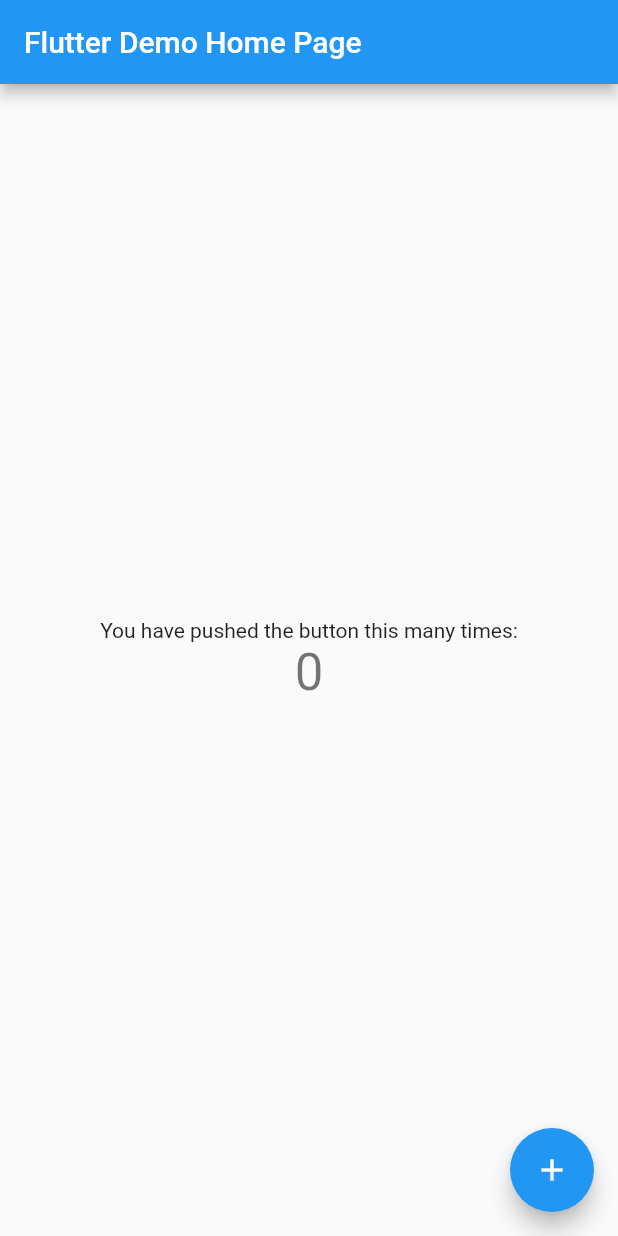
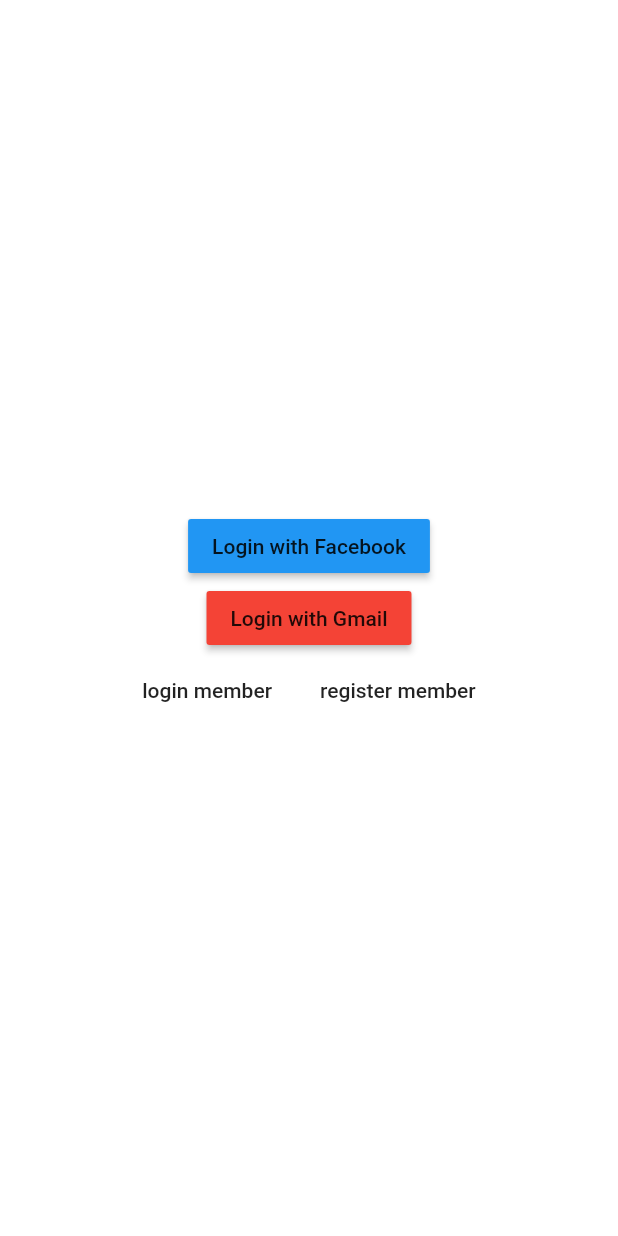
Before and after one commit to SaharatPr/likepussy, a Flutter app: the screen it shows after launch, on a phone screen of 412 x 824 dp. Run offline on Flutter 3.47's test engine with Material 2 defaults, Android fonts, the phone set to English and light mode, and no system bars.

Commit message:
Update page home, register

```diff
--- /dev/null
+++ b/lib/Page/home.dart
@@ -0,0 +1,57 @@
+import 'package:flutter/cupertino.dart';
+import 'package:flutter/services.dart';
+import 'package:flutter/material.dart';
+class HomePage extends StatelessWidget{
+@override
+
+  Widget build(BuildContext context) {
+    // SystemChrome.setEnabledSystemUIOverlays(SystemUiOverlay.values);
+    // TODO: implement build
+    return SafeArea(
+
+      child: Container(
+        color: Colors.white,
+        child: Row(
+          mainAxisAlignment: MainAxisAlignment.center,
+          children: <Widget>[
+            Column(
+              mainAxisAlignment: MainAxisAlignment.center,
+              children: [
+                RaisedButton(
+                  onPressed: ()=>{},
+                  color: Colors.blue,
+                  child: Text("Login with Facebook"),
+                  ),
+                RaisedButton(
+                   onPressed: ()=>{   },
+                   color: Colors.red,
+                  child: Text("Login with Gmail"),
+                ),
+                Row(
+
+                  children: <Widget>[
+                    FlatButton (
+                      onPressed: ()=>{},
+                      color: Colors.transparent,
+                      highlightColor: Colors.transparent,
+                      splashColor: Colors.transparent,
+                      child: Text("login member"),
+                    ),
+                     FlatButton(
+                      onPressed: ()=>{Navigator.pushNamed(context, '/register')},
+                      color: Colors.transparent,
+                      highlightColor: Colors.transparent,
+                      splashColor: Colors.transparent,
+                      child: Text("register member"),
+                    ),
+
+                  ],
+                )
+              ],
+            )
+          ],
+        ),
+      ),
+    );
+  }
+}
--- /dev/null
+++ b/lib/Page/register.dart
@@ -0,0 +1,22 @@
+import 'package:flutter/material.dart';
+import 'package:flutter/services.dart';
+
+class Register extends StatelessWidget {
+  @override
+  Widget build(BuildContext context) {
+    // SystemChrome.setEnabledSystemUIOverlays(SystemUiOverlay.values);
+    return Scaffold(
+      body: SafeArea(
+
+        child: Column(
+          crossAxisAlignment: CrossAxisAlignment.center,
+          mainAxisAlignment: MainAxisAlignment.center,
+          children: <Widget>[
+
+           TextField()
+          ],
+        ),
+      ),
+    );
+  }
+}
--- a/lib/main.dart
+++ b/lib/main.dart
@@ -1,117 +1,21 @@
 import 'package:flutter/material.dart';
-
+import 'package:likepussy/Page/home.dart';
+import 'package:likepussy/Page/register.dart';
+import 'package:flutter/services.dart';
 void main() {
-  runApp(MyApp());
+  runApp(MyApp(),
+  );
 }
 
-class MyApp extends StatelessWidget {
-  // This widget is the root of your application.
+class MyApp extends StatelessWidget{
   @override
-  Widget build(BuildContext context) {
+  Widget build(BuildContext context){
+    SystemChrome.setEnabledSystemUIOverlays([]);
     return MaterialApp(
-      title: 'Flutter Demo',
-      theme: ThemeData(
-        // This is the theme of your application.
-        //
-        // Try running your application with "flutter run". You'll see the
-        // application has a blue toolbar. Then, without quitting the app, try
-        // changing the primarySwatch below to Colors.green and then invoke
-        // "hot reload" (press "r" in the console where you ran "flutter run",
-        // or simply save your changes to "hot reload" in a Flutter IDE).
-        // Notice that the counter didn't reset back to zero; the application
-        // is not restarted.
-        primarySwatch: Colors.blue,
-        // This makes the visual density adapt to the platform that you run
-        // the app on. For desktop platforms, the controls will be smaller and
-        // closer together (more dense) than on mobile platforms.
-        visualDensity: VisualDensity.adaptivePlatformDensity,
-      ),
-      home: MyHomePage(title: 'Flutter Demo Home Page'),
+      routes: {
+        '/': (BuildContext context) => HomePage(),
+       '/register': (BuildContext context) => Register(),
+      },
     );
   }
 }
-
-class MyHomePage extends StatefulWidget {
-  MyHomePage({Key key, this.title}) : super(key: key);
-
-  // This widget is the home page of your application. It is stateful, meaning
-  // that it has a State object (defined below) that contains fields that affect
-  // how it looks.
-
-  // This class is the configuration for the state. It holds the values (in this
-  // case the title) provided by the parent (in this case the App widget) and
-  // used by the build method of the State. Fields in a Widget subclass are
-  // always marked "final".
-
-  final String title;
-
-  @override
-  _MyHomePageState createState() => _MyHomePageState();
-}
-
-class _MyHomePageState extends State<MyHomePage> {
-  int _counter = 0;
-
-  void _incrementCounter() {
-    setState(() {
-      // This call to setState tells the Flutter framework that something has
-      // changed in this State, which causes it to rerun the build method below
-      // so that the display can reflect the updated values. If we changed
-      // _counter without calling setState(), then the build method would not be
-      // called again, and so nothing would appear to happen.
-      _counter++;
-    });
-  }
-
-  @override
-  Widget build(BuildContext context) {
-    // This method is rerun every time setState is called, for instance as done
-    // by the _incrementCounter method above.
-    //
-    // The Flutter framework has been optimized to make rerunning build methods
-    // fast, so that you can just rebuild anything that needs updating rather
-    // than having to individually change instances of widgets.
-    return Scaffold(
-      appBar: AppBar(
-        // Here we take the value from the MyHomePage object that was created by
-        // the App.build method, and use it to set our appbar title.
-        title: Text(widget.title),
-      ),
-      body: Center(
-        // Center is a layout widget. It takes a single child and positions it
-        // in the middle of the parent.
-        child: Column(
-          // Column is also a layout widget. It takes a list of children and
-          // arranges them vertically. By default, it sizes itself to fit its
-          // children horizontally, and tries to be as tall as its parent.
-          //
-          // Invoke "debug painting" (press "p" in the console, choose the
-          // "Toggle Debug Paint" action from the Flutter Inspector in Android
-          // Studio, or the "Toggle Debug Paint" command in Visual Studio Code)
-          // to see the wireframe for each widget.
-          //
-          // Column has various properties to control how it sizes itself and
-          // how it positions its children. Here we use mainAxisAlignment to
-          // center the children vertically; the main axis here is the vertical
-          // axis because Columns are vertical (the cross axis would be
-          // horizontal).
-          mainAxisAlignment: MainAxisAlignment.center,
-          children: <Widget>[
-            Text(
-              'You have pushed the button this many times:',
-            ),
-            Text(
-              '$_counter',
-              style: Theme.of(context).textTheme.headline4,
-            ),
-          ],
-        ),
-      ),
-      floatingActionButton: FloatingActionButton(
-        onPressed: _incrementCounter,
-        tooltip: 'Increment',
-        child: Icon(Icons.add),
-      ), // This trailing comma makes auto-formatting nicer for build methods.
-    );
-  }
-}
```
Also changed, not shown: 1 other file.
